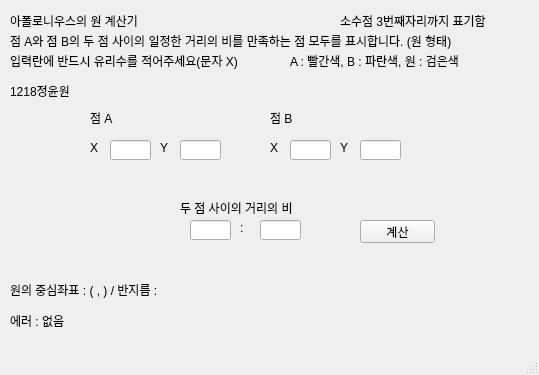
Above: InternalExternalDivisionUI.ui from Ladpect/Circles-of-Apollonius-Calculator before the change. Below: the same form after it.
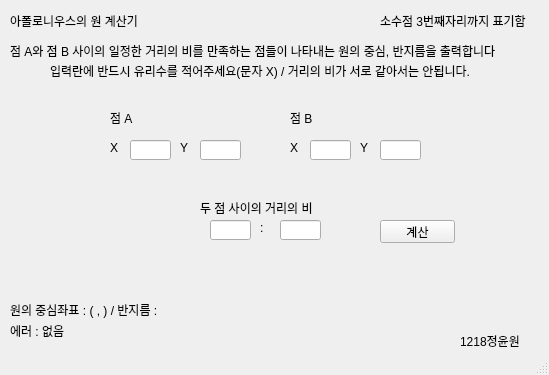
That is the form after the change.

The edit to the form file:
```diff
--- a/InternalExternalDivisionUI.ui
+++ b/InternalExternalDivisionUI.ui
@@ -6,7 +6,7 @@
    <rect>
     <x>0</x>
     <y>0</y>
-    <width>539</width>
+    <width>549</width>
     <height>375</height>
    </rect>
   </property>
@@ -30,7 +30,7 @@
    <widget class="QLabel" name="label_2">
     <property name="geometry">
      <rect>
-      <x>90</x>
+      <x>110</x>
       <y>110</y>
       <width>31</width>
       <height>16</height>
@@ -43,7 +43,7 @@
    <widget class="QLineEdit" name="SpotAx">
     <property name="geometry">
      <rect>
-      <x>110</x>
+      <x>130</x>
       <y>140</y>
       <width>41</width>
       <height>20</height>
@@ -53,7 +53,7 @@
    <widget class="QLineEdit" name="SpotAy">
     <property name="geometry">
      <rect>
-      <x>180</x>
+      <x>200</x>
       <y>140</y>
       <width>41</width>
       <height>20</height>
@@ -63,7 +63,7 @@
    <widget class="QLabel" name="label_3">
     <property name="geometry">
      <rect>
-      <x>90</x>
+      <x>110</x>
       <y>140</y>
       <width>16</width>
       <height>16</height>
@@ -76,7 +76,7 @@
    <widget class="QLabel" name="label_4">
     <property name="geometry">
      <rect>
-      <x>160</x>
+      <x>180</x>
       <y>140</y>
       <width>21</width>
       <height>16</height>
@@ -90,32 +90,32 @@
     <property name="geometry">
      <rect>
       <x>10</x>
-      <y>30</y>
-      <width>531</width>
+      <y>40</y>
+      <width>571</width>
       <height>21</height>
      </rect>
     </property>
     <property name="text">
-     <string>점 A와 점 B의 두 점 사이의 일정한 거리의 비를 만족하는 점 모두를 표시합니다. (원 형태)</string>
+     <string>점 A와 점 B 사이의 일정한 거리의 비를 만족하는 점들이 나타내는 원의 중심, 반지름을 출력합니다</string>
     </property>
    </widget>
    <widget class="QLabel" name="label_6">
     <property name="geometry">
      <rect>
-      <x>10</x>
-      <y>50</y>
-      <width>261</width>
+      <x>50</x>
+      <y>60</y>
+      <width>471</width>
       <height>21</height>
      </rect>
     </property>
     <property name="text">
-     <string>입력란에 반드시 유리수를 적어주세요(문자 X)</string>
+     <string>입력란에 반드시 유리수를 적어주세요(문자 X) / 거리의 비가 서로 같아서는 안됩니다.</string>
     </property>
    </widget>
    <widget class="QLabel" name="label_7">
     <property name="geometry">
      <rect>
-      <x>270</x>
+      <x>290</x>
       <y>140</y>
       <width>16</width>
       <height>16</height>
@@ -128,7 +128,7 @@
    <widget class="QLabel" name="label_8">
     <property name="geometry">
      <rect>
-      <x>270</x>
+      <x>290</x>
       <y>110</y>
       <width>31</width>
       <height>16</height>
@@ -141,7 +141,7 @@
    <widget class="QLabel" name="label_9">
     <property name="geometry">
      <rect>
-      <x>340</x>
+      <x>360</x>
       <y>140</y>
       <width>21</width>
       <height>16</height>
@@ -154,7 +154,7 @@
    <widget class="QLineEdit" name="SpotBx">
     <property name="geometry">
      <rect>
-      <x>290</x>
+      <x>310</x>
       <y>140</y>
       <width>41</width>
       <height>20</height>
@@ -164,7 +164,7 @@
    <widget class="QLineEdit" name="SpotBy">
     <property name="geometry">
      <rect>
-      <x>360</x>
+      <x>380</x>
       <y>140</y>
       <width>41</width>
       <height>20</height>
@@ -174,7 +174,7 @@
    <widget class="QLineEdit" name="BEn">
     <property name="geometry">
      <rect>
-      <x>260</x>
+      <x>280</x>
       <y>220</y>
       <width>41</width>
       <height>20</height>
@@ -184,7 +184,7 @@
    <widget class="QLineEdit" name="BEm">
     <property name="geometry">
      <rect>
-      <x>190</x>
+      <x>210</x>
       <y>220</y>
       <width>41</width>
       <height>20</height>
@@ -194,7 +194,7 @@
    <widget class="QLabel" name="label_10">
     <property name="geometry">
      <rect>
-      <x>180</x>
+      <x>200</x>
       <y>200</y>
       <width>131</width>
       <height>16</height>
@@ -207,7 +207,7 @@
    <widget class="QLabel" name="label_11">
     <property name="geometry">
      <rect>
-      <x>240</x>
+      <x>260</x>
       <y>220</y>
       <width>16</width>
       <height>16</height>
@@ -221,7 +221,7 @@
     <property name="geometry">
      <rect>
       <x>10</x>
-      <y>280</y>
+      <y>300</y>
       <width>521</width>
       <height>20</height>
      </rect>
@@ -230,24 +230,11 @@
      <string>원의 중심좌표 : ( , ) / 반지름 : </string>
     </property>
    </widget>
-   <widget class="QLabel" name="label_12">
-    <property name="geometry">
-     <rect>
-      <x>290</x>
-      <y>50</y>
-      <width>191</width>
-      <height>21</height>
-     </rect>
-    </property>
-    <property name="text">
-     <string>A : 빨간색, B : 파란색, 원 : 검은색</string>
-    </property>
-   </widget>
    <widget class="QLabel" name="label_13">
     <property name="geometry">
      <rect>
-      <x>10</x>
-      <y>80</y>
+      <x>460</x>
+      <y>330</y>
       <width>71</width>
       <height>21</height>
      </rect>
@@ -260,7 +247,7 @@
     <property name="geometry">
      <rect>
       <x>10</x>
-      <y>310</y>
+      <y>320</y>
       <width>521</width>
       <height>21</height>
      </rect>
@@ -272,7 +259,7 @@
    <widget class="QPushButton" name="ResuBu">
     <property name="geometry">
      <rect>
-      <x>360</x>
+      <x>380</x>
       <y>220</y>
       <width>75</width>
       <height>23</height>
@@ -285,7 +272,7 @@
    <widget class="QLabel" name="label_14">
     <property name="geometry">
      <rect>
-      <x>340</x>
+      <x>380</x>
       <y>10</y>
       <width>161</width>
       <height>21</height>
```
Left out of the diff: 2 changed lines with no effect on the pictures.
